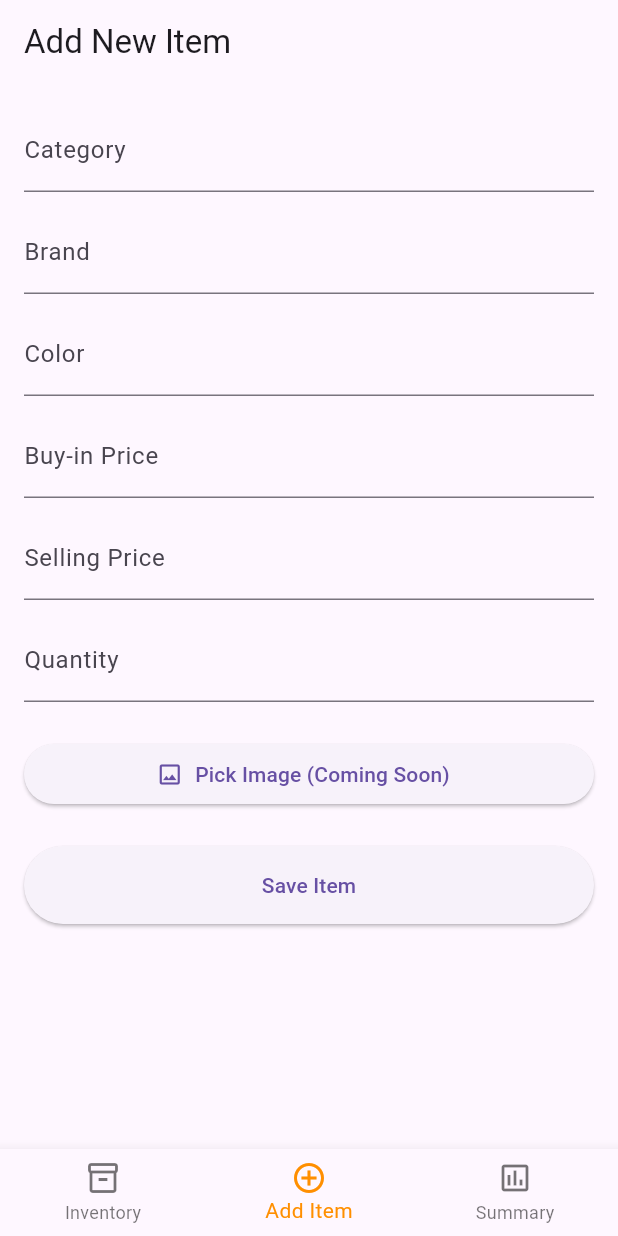
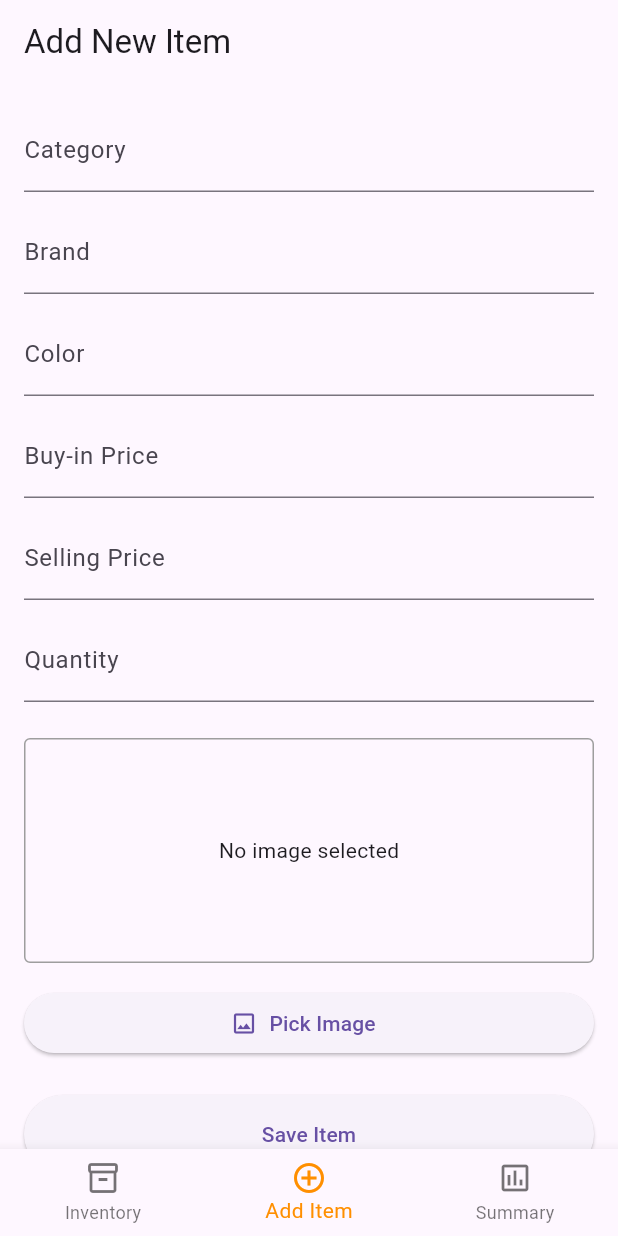
Before and after one commit to Marsoup99/dauflop_store, a Flutter app: the screen it shows after launch, item 2 of the bottom bar chosen, on a phone screen of 412 x 824 dp. Run offline on Flutter 3.47's test engine with Material 3 defaults, Android fonts, the light colour scheme and no system bars; our stand-ins replace cloud_firestore, firebase_core, image_picker; accounts and stored records are empty.

Commit message:
Image picker for add screen

```diff
--- a/lib/screens/add_item_screen.dart
+++ b/lib/screens/add_item_screen.dart
@@ -1,5 +1,8 @@
+import 'dart:typed_data'; // Needed for Uint8List for web image preview
 import 'package:flutter/material.dart';
-import 'package:flutter/services.dart'; // For FilteringTextInputFormatter
+import 'package:flutter/services.dart';
+import 'package:image_picker/image_picker.dart'; // Import image_picker
+
 
 class AddItemScreen extends StatefulWidget {
   const AddItemScreen({super.key});
@@ -20,8 +23,8 @@ class _AddItemScreenState extends State<AddItemScreen> {
   final _quantityController = TextEditingController();
 
   // We'll add a variable here later to hold the selected image file
-  // File? _selectedImage;
-
+  XFile? _pickedImageFile; // To store the picked image file
+  Uint8List? _pickedImageBytes; // To store image bytes for web preview
   @override
   void dispose() {
     // Dispose controllers when the widget is removed from the widget tree
@@ -34,16 +37,51 @@ class _AddItemScreenState extends State<AddItemScreen> {
     super.dispose();
   }
 
+ Future<void> _pickImage() async {
+  final ImagePicker picker = ImagePicker();
+
+  // Aim for a height of 480px.
+  // maxWidth can be set generously or null to let height constraint dominate
+  // while maintaining aspect ratio.
+  // imageQuality can be adjusted (0-100).
+  final XFile? image = await picker.pickImage(
+    source: ImageSource.gallery,
+    maxHeight: 480,  // Target height of 480 pixels
+    maxWidth: 1000, // Optional: constrain max width too, or set to null
+                   // If null, image_picker scales based on maxHeight and original aspect ratio.
+    imageQuality: 80,  // Adjust quality (0-100) for file size vs. visual quality
+  );
+
+  if (image != null) {
+    final bytes = await image.readAsBytes();
+
+    // Image is within size limits after processing
+    setState(() {
+      _pickedImageFile = image;
+      _pickedImageBytes = bytes;
+    });
+  } else {
+    // User canceled the picker
+    if (mounted) {
+      ScaffoldMessenger.of(context).showSnackBar(
+        const SnackBar(content: Text('No image selected.')),
+      );
+    }
+  }
+}
+
   void _saveItem() {
     if (_formKey.currentState!.validate()) {
       // Form is valid, process the data
       // We'll add logic here to:
       // 1. Upload image to Firebase Storage (if selected)
       // 2. Get the image URL
+      //    (if image is selected, otherwise use a placeholder or null)
       // 3. Create an Item object with data from controllers and image URL
       // 4. Save the Item object to Firestore
       print('Category: ${_categoryController.text}');
       print('Brand: ${_brandController.text}');
+      print('Image selected: ${_pickedImageFile!.path}');
       // ... and so on for other fields
       ScaffoldMessenger.of(context).showSnackBar(
         const SnackBar(content: Text('Item details would be saved here!')),
@@ -151,23 +189,44 @@ class _AddItemScreenState extends State<AddItemScreen> {
               ),
               const SizedBox(height: 24),
               // Placeholder for Image Picker button
+              if (_pickedImageBytes != null)
+                Container(
+                  height: 200,
+                  margin: const EdgeInsets.only(bottom: 16.0),
+                  decoration: BoxDecoration(
+                    border: Border.all(color: Colors.grey),
+                    borderRadius: BorderRadius.circular(4.0),
+                  ),
+                  child: Image.memory(
+                    _pickedImageBytes!,
+                    fit: BoxFit.contain,
+                    errorBuilder: (context, error, stackTrace) {
+                      return const Center(child: Text('Error loading image preview'));
+                    },
+                  ),
+                )
+              else
+                Container(
+                  height: 150,
+                  margin: const EdgeInsets.only(bottom: 16.0),
+                  decoration: BoxDecoration(
+                    border: Border.all(color: Colors.grey),
+                    borderRadius: BorderRadius.circular(4.0),
+                  ),
+                  child: const Center(child: Text('No image selected')),
+                ),
+
+              // --- UPDATED: Pick Image Button ---
               ElevatedButton.icon(
                 icon: const Icon(Icons.image_outlined),
-                label: const Text('Pick Image (Coming Soon)'),
-                onPressed: () {
-                  // _pickImage(); // We'll implement this later
-                  ScaffoldMessenger.of(context).showSnackBar(
-                    const SnackBar(content: Text('Image picker will be here!')),
-                  );
-                },
+                label: Text(_pickedImageFile == null ? 'Pick Image' : 'Change Image'),
+                onPressed: _pickImage, // Call the _pickImage method
               ),
-              // We'll display the selected image preview here later
               const SizedBox(height: 24),
               ElevatedButton(
                 onPressed: _saveItem,
                 style: ElevatedButton.styleFrom(
-                  padding: const EdgeInsets.symmetric(vertical: 16.0)
-                ),
+                    padding: const EdgeInsets.symmetric(vertical: 16.0)),
                 child: const Text('Save Item'),
               ),
             ],
```
Also changed, not shown: 5 other files.
